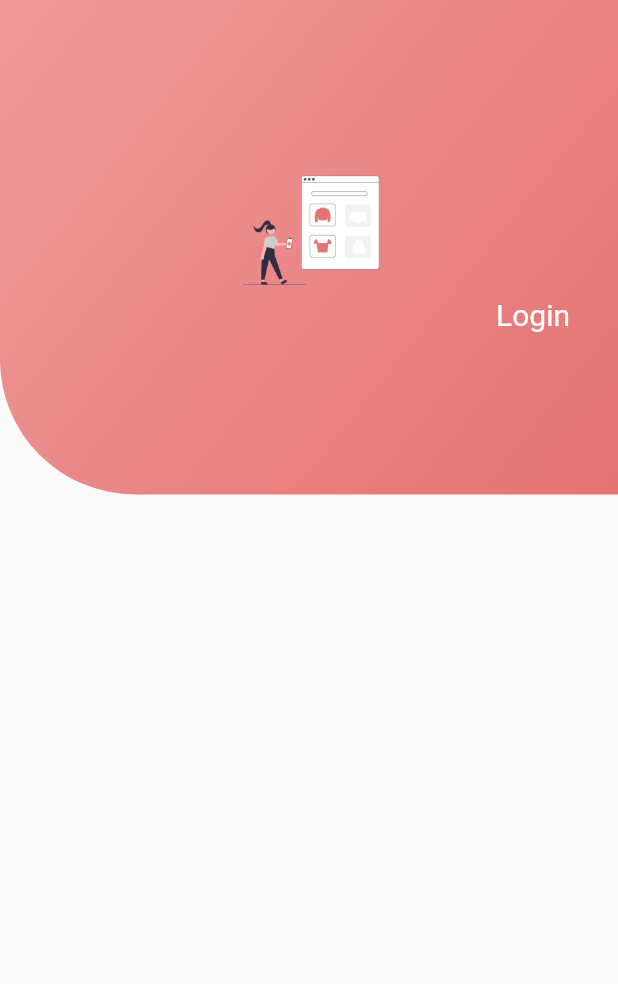
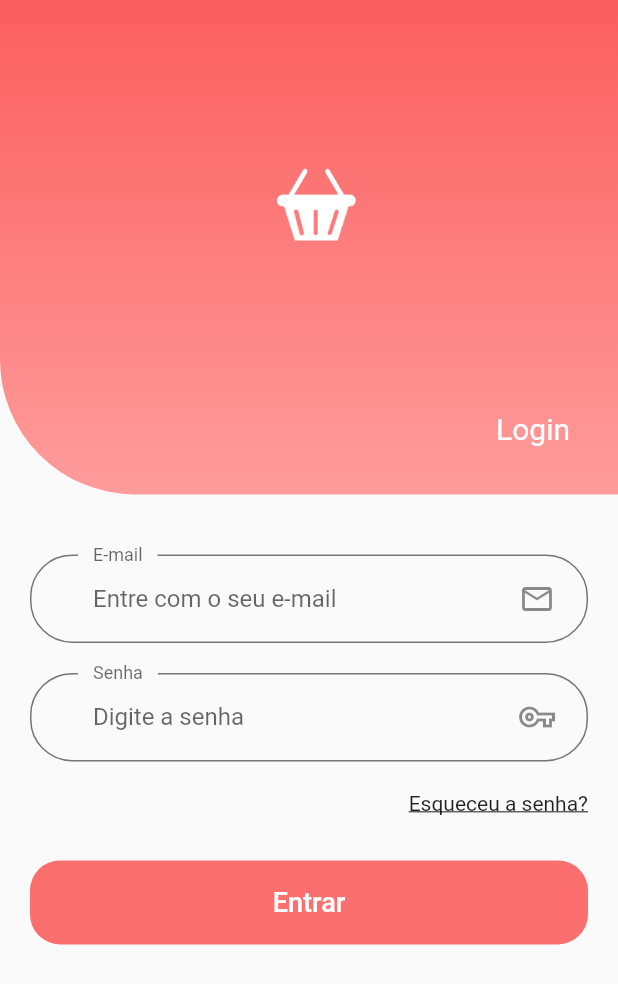
Before and after one commit to WillianyV/Mobile-2020.4-Loja, a Flutter app: the screen it shows after launch, on a phone screen of 412 x 824 dp. Shown: the top 984 px of the screen. Run offline on Flutter 3.47's test engine with Material 2 defaults, Android fonts, the phone set to English and light mode, and no system bars.

Commit message:
Tela Login
falta somente as msg de erros

```diff
--- a/loja/lib/app/login/LoginScreem.dart
+++ b/loja/lib/app/login/LoginScreem.dart
@@ -1,43 +1,100 @@
 import 'package:flutter/cupertino.dart';
 import 'package:flutter/material.dart';
-import 'package:loja/Constants.dart';
+import 'package:loja/components/default_button.dart';
+import 'package:loja/shared/Constants.dart';
 
 class Login extends StatelessWidget {
   @override
   Widget build(BuildContext context) {
     return Scaffold(
       body: Container(
+        child: SingleChildScrollView(
           child: Column(
             children: [
               Container(
                 width: MediaQuery.of(context).size.width,
                 height: MediaQuery.of(context).size.height / 2.5,
                 decoration: BoxDecoration(
-                  gradient: primaryGradientColor,
+                    gradient: secondaryGradientColor,
                     borderRadius:
                         BorderRadius.only(bottomLeft: Radius.circular(90))),
                 child: Column(
                   mainAxisAlignment: MainAxisAlignment.center,
                   children: [
+                    Spacer(),
                     Align(
                       alignment: Alignment.center,
+                      child: Padding(
+                        padding: const EdgeInsets.only(left: 10),
                         child: Image.asset(
-                      'assets/images/1.png',
-                      height: 90,
+                          'assets/images/3.png',
+                          height: 50,
                         ),
                       ),
+                    ),
+                    Spacer(),
                     Align(
                         alignment: Alignment.bottomRight,
                         child: Padding(
-                        padding: const EdgeInsets.only(right: 32.0),
+                          padding:
+                              const EdgeInsets.only(bottom: 32, right: 32.0),
                           child: Text('Login',
-                            style: TextStyle(
-                                color: secondaryTextColor, fontSize: 20)),
+                              style:
+                                  TextStyle(color: whiteColor, fontSize: 20)),
                         )),
                   ],
                 ),
+              ),
+              SizedBox(
+                child: Padding(
+                  padding: EdgeInsets.all(20),
+                  child: Column(
+                    children: [
+                      Container(height: 20),
+                      TextFormField(
+                        decoration: InputDecoration(
+                            labelText: "E-mail",
+                            hintText: "Entre com o seu e-mail",
+                            floatingLabelBehavior: FloatingLabelBehavior.always,
+                            //suffixIcon: SvgPicture.asset('assets/icons/Mail.svg'),
+                            suffixIcon: Padding(
+                              padding: const EdgeInsets.only(right: 20),
+                              child: Icon(Icons.mail_outline),
+                            )),
+                      ),
+                      Container(height: 20),
+                      TextFormField(
+                        obscureText: true,
+                        decoration: InputDecoration(
+                            labelText: "Senha",
+                            hintText: "Digite a senha",
+                            floatingLabelBehavior: FloatingLabelBehavior.always,
+                            //suffixIcon: SvgPicture.asset('assets/icons/Mail.svg'),
+                            suffixIcon: Padding(
+                              padding: const EdgeInsets.only(right: 20),
+                              child: Icon(Icons.vpn_key_outlined),
+                            )),
+                      ),
+                      Container(height: 20),
+                      Align(
+                        alignment: Alignment.bottomRight,
+                        child: Text(
+                          'Esqueceu a senha?',
+                          style:
+                              TextStyle(decoration: TextDecoration.underline),
+                        ),
+                      ),
+                      Container(height: 30),
+                      DefaultButton(
+                        text: 'Entrar',
+                        press: () {},
                       )
                     ],
+                  ),
+                ),
+              ),
+            ],
+          ),
         ),
       ),
     );
--- a/loja/lib/app/splash/SplashScreem.dart
+++ b/loja/lib/app/splash/SplashScreem.dart
@@ -1,8 +1,8 @@
 import 'dart:async';
 
 import 'package:flutter/material.dart';
-import 'package:loja/constants.dart';
 import 'package:loja/routes/AppRoutes.dart';
+import 'package:loja/shared/Constants.dart';
 
 class Splash extends StatefulWidget {
   @override
@@ -37,11 +37,10 @@ class _SplashState extends State<Splash> {
   @override
   Widget build(BuildContext context) {
     return Scaffold(
-      backgroundColor: primaryColor,
+      backgroundColor: whiteColor,
       body: Center(
         child: Image.asset(
-          'assets/images/1.png',
-          height: 200,
+          'assets/images/2.png',
         ),
       ),
     );
--- /dev/null
+++ b/loja/lib/components/default_button.dart
@@ -0,0 +1,32 @@
+import 'package:flutter/material.dart';
+import 'package:loja/shared/Constants.dart';
+
+class DefaultButton extends StatelessWidget {
+  const DefaultButton({
+    Key key,
+    this.text,
+    this.press,
+  }) : super(key: key);
+  final String text;
+  final Function press;
+
+  @override
+  Widget build(BuildContext context) {
+    return SizedBox(
+      width: double.infinity,
+      height: 56,
+      child: FlatButton(
+        shape: RoundedRectangleBorder(borderRadius: BorderRadius.circular(20)),
+        color: primaryLightColor,
+        onPressed: press,
+        child: Text(
+          text,
+          style: TextStyle(
+            fontSize: 18,
+            color: whiteColor,
+          ),
+        ),
+      ),
+    );
+  }
+}
--- a/loja/lib/main.dart
+++ b/loja/lib/main.dart
@@ -1,5 +1,6 @@
 import 'package:flutter/material.dart';
 import 'package:loja/app/login/LoginScreem.dart';
+import 'package:loja/shared/theme.dart';
 
 import 'app/splash/SplashScreem.dart';
 import 'routes/AppRoutes.dart';
@@ -15,7 +16,8 @@ class MyApp extends StatelessWidget {
     return MaterialApp(
       title: 'Flutter Demo',
       theme: ThemeData(
-        primarySwatch: Colors.blue,
+        primarySwatch: Colors.red,
+        inputDecorationTheme: inputDecorationTheme(),
       ),
       routes: {
         AppRoutes.SPLASH: (_) => Splash(),
--- a/loja/lib/Constants.dart
+++ b/loja/lib/shared/Constants.dart
@@ -1,18 +1,23 @@
 import 'package:flutter/material.dart';
 
-const primaryColor = Color(0xFFE57373);
-const primaryLightColor = Color(0xFFFFEBEE);
+const primaryColor = Color(0xFFfb5e5e);
+//E57373
+const primaryLightColor = Color(0xFFfb706f);
+//FFEBEE
+
 const primaryGradientColor = LinearGradient(
   begin: Alignment.topLeft,
   end: Alignment.bottomRight,
-  colors: [Color(0xFFEF9A9A), Color(0xFFE57373)],
+  colors: [Color(0xFFff9c9c), Color(0xFFfb5e5e)],
 );
 const secondaryGradientColor = LinearGradient(
-  begin: Alignment.topCenter,
-  end: Alignment.bottomCenter,
-  colors: [Color(0xFFEF9A9A), Color(0xFFE57373)],
+  begin: Alignment.bottomCenter,
+  end: Alignment.topCenter,
+  colors: [Color(0xFFff9c9c), Color(0xFFfb5e5e)],
 );
 const secondaryColor = Color(0xFF979797);
 const textColor = Color(0xFF757575);
-const secondaryTextColor = Colors.white;
+
+const whiteColor = Colors.white;
+
 const animationDuration = Duration(microseconds: 300);
--- /dev/null
+++ b/loja/lib/shared/theme.dart
@@ -0,0 +1,19 @@
+import 'package:flutter/material.dart';
+import 'package:loja/shared/Constants.dart';
+
+ThemeData theme() {
+  return ThemeData(inputDecorationTheme: InputDecorationTheme());
+}
+
+InputDecorationTheme inputDecorationTheme() {
+  OutlineInputBorder outlineInputBorder = OutlineInputBorder(
+      borderRadius: BorderRadius.circular(28),
+      borderSide: BorderSide(color: textColor),
+      gapPadding: 10);
+  return InputDecorationTheme(
+    contentPadding: EdgeInsets.symmetric(horizontal: 42, vertical: 20),
+    enabledBorder: outlineInputBorder,
+    focusedBorder: outlineInputBorder,
+    border: outlineInputBorder,
+  );
+}
--- a/loja/pubspec.yaml
+++ b/loja/pubspec.yaml
@@ -48,7 +48,6 @@ flutter:
 
   # To add assets to your application, add an assets section, like this:
   assets:
-    - assets/images/1.png
     - assets/images/
     - assets/icons/
 
```
Also changed, not shown: loja/assets/images/2.png (added), loja/assets/images/3.png (added). Lines whose indentation alone changed are shown as unchanged.
